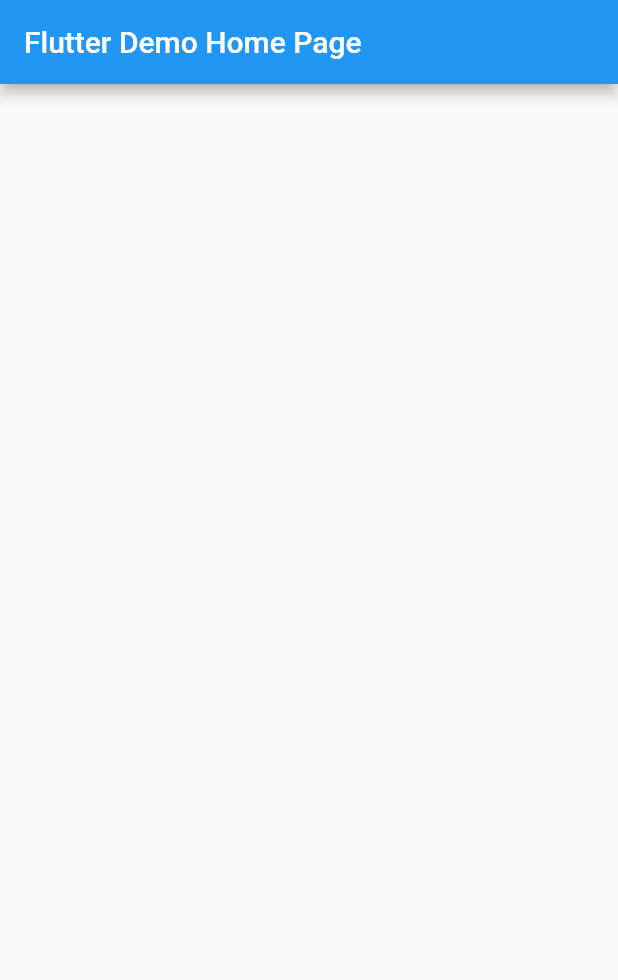
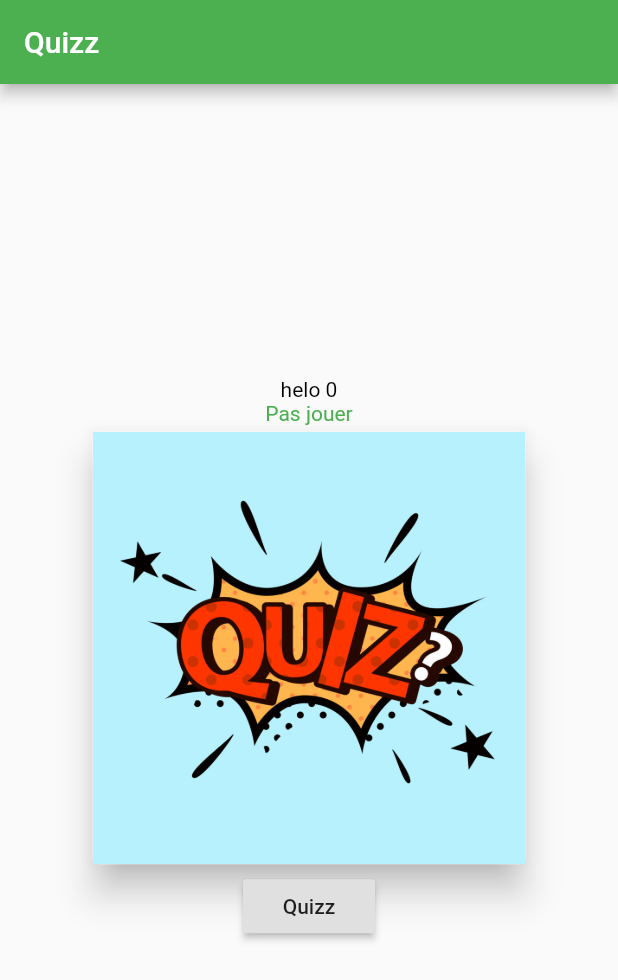
Before and after one commit to Hebakaddouh/quizz, a Flutter app: the screen it shows after launch, on a phone screen of 412 x 824 dp. Shown: the top 980 px of the screen. Run offline on Flutter 3.47's test engine with Material 2 defaults, Android fonts, the phone set to English and light mode, and no system bars; our stand-ins replace shared_preferences.

Commit message:
Préparatif

```diff
--- /dev/null
+++ b/lib/widgets/globals.dart
@@ -0,0 +1,5 @@
+library quizz.globals;
+
+bool dejaJouer = false;
+int gscore = 0;
+int ss = 0;
--- a/lib/widgets/home.dart
+++ b/lib/widgets/home.dart
@@ -1,4 +1,8 @@
 import 'package:flutter/material.dart';
+import 'package:quizz/widgets/text_utils.dart';
+import 'package:quizz/widgets/quizz_page.dart';
+import 'package:quizz/widgets/globals.dart' as globals;
+import 'package:shared_preferences/shared_preferences.dart';
 
 class MyHomePage extends StatefulWidget {
   MyHomePage({Key key, this.title}) : super(key: key);
@@ -6,9 +10,18 @@ class MyHomePage extends StatefulWidget {
 
   @override
   _MyHomePageState createState() => _MyHomePageState();
+
 }
 
 class _MyHomePageState extends State<MyHomePage> {
+
+
+  @override
+  void initState() {
+    super.initState();
+    getIntValuesSF();
+    print ("je suis la ${globals.ss}");
+  }
 
   @override
   Widget build(BuildContext context) {
@@ -20,10 +33,46 @@ class _MyHomePageState extends State<MyHomePage> {
         child: Column(
           mainAxisAlignment: MainAxisAlignment.center,
           children: <Widget>[
-
+            new TextUtils("helo ${globals.ss}"),
+            new TextUtils(globals.dejaJouer ? "votre scrore est ${globals.gscore}" : "Pas jouer" , color: Colors.green),
+            // Carte qui contient l'image home
+            new Card(
+              // ajout de l'ombre
+              elevation: 10.0,
+              child: new Container(
+                height: MediaQuery.of(context).size.width * 0.7,
+                width: MediaQuery.of(context).size.width * 0.7,
+                child: new Image.asset('assets/quizz_cover.jpg',fit : BoxFit.cover),
+              ),
+            ),
+            new RaisedButton(
+                child: Text('Quizz'),
+                onPressed: navigateSecondPage,
+            ),
           ],
         ),
       ),
     );
   }
+
+  // Rafaichit la page
+  onGoBack(dynamic value) {
+    setState(() {});
+    getIntValuesSF();
+  }
+
+  // Rafaichit la page
+  void navigateSecondPage() {
+    Route route = MaterialPageRoute(builder: (context) => QuizzPage());
+    Navigator.push(context, route).then(onGoBack);
+  }
+
+  getIntValuesSF() async {
+    SharedPreferences prefs = await SharedPreferences.getInstance();
+    //Return int
+    // Try reading data from the counter key. If it doesn't exist, return 0.
+    globals.ss = prefs.getInt('counter') ?? 0;
+    print ("je viens de la fonction ${globals.ss}");
+    return globals.ss;
+  }
 }
--- a/lib/widgets/my_app.dart
+++ b/lib/widgets/my_app.dart
@@ -5,12 +5,13 @@ class MyApp extends StatelessWidget {
   @override
   Widget build(BuildContext context) {
     return MaterialApp(
+      debugShowCheckedModeBanner: false,
       title: 'Flutter Demo',
       theme: ThemeData(
-        primarySwatch: Colors.blue,
+        primarySwatch: Colors.green,
         visualDensity: VisualDensity.adaptivePlatformDensity,
       ),
-      home: MyHomePage(title: 'Flutter Demo Home Page'),
+      home: MyHomePage(title: 'Quizz'),
     );
   }
 }
--- /dev/null
+++ b/lib/widgets/text_utils.dart
@@ -0,0 +1,11 @@
+import 'package:flutter/material.dart';
+
+class TextUtils extends Text {
+  TextUtils(String text, {color: Colors.black, textScaleFactor: 1.0}):
+      super(
+        text,
+        textScaleFactor: textScaleFactor,
+        textAlign: TextAlign.center,
+        style: new TextStyle(color:color)
+      );
+}
```
Also changed, not shown: lib/models/question.dart (added, +17 -0 lines), lib/widgets/quizz_page.dart (added, +152 -0 lines), pubspec.yaml (+9 -2 lines), lib/main.dart (line endings or trailing spaces), pubspec.lock.
